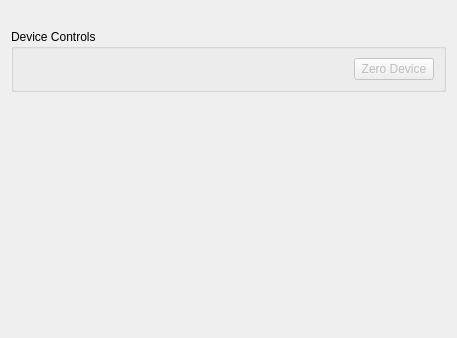
Old version of the form src/dialogs/weigh_scale_dialog.ui in the repository CLSA/cypress.
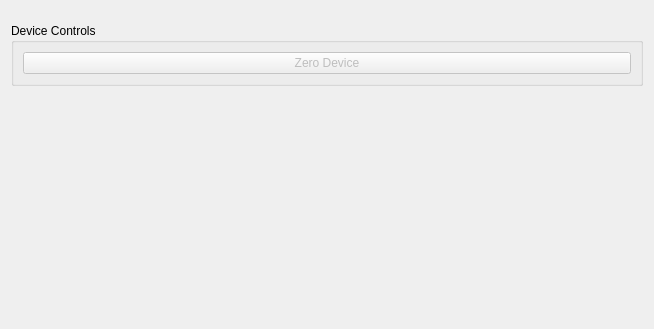
New version of the form. Custom widgets are drawn as their Qt base class.

Diff of the .ui file:
```diff
--- a/src/dialogs/weigh_scale_dialog.ui
+++ b/src/dialogs/weigh_scale_dialog.ui
@@ -6,12 +6,12 @@
    <rect>
     <x>0</x>
     <y>0</y>
-    <width>457</width>
-    <height>338</height>
+    <width>654</width>
+    <height>329</height>
    </rect>
   </property>
   <property name="windowTitle">
-   <string>Weight Measurement</string>
+   <string>Weight</string>
   </property>
   <layout class="QVBoxLayout" name="verticalLayout_2">
    <item>
@@ -20,28 +20,12 @@
    <item>
     <widget class="SerialPortWidget" name="serialPortPickerWidget" native="true"/>
    </item>
-   <item>
-    <widget class="MeasurementTable" name="measurementTable" native="true"/>
-   </item>
    <item>
     <widget class="QGroupBox" name="optionsWidget">
      <property name="title">
       <string>Device Controls</string>
      </property>
      <layout class="QHBoxLayout" name="horizontalLayout">
-      <item>
-       <spacer name="horizontalSpacer">
-        <property name="orientation">
-         <enum>Qt::Horizontal</enum>
-        </property>
-        <property name="sizeHint" stdset="0">
-         <size>
-          <width>40</width>
-          <height>20</height>
-         </size>
-        </property>
-       </spacer>
-      </item>
       <item>
        <widget class="QPushButton" name="zeroDevicePushButton">
         <property name="enabled">
@@ -55,6 +39,9 @@
      </layout>
     </widget>
    </item>
+   <item>
+    <widget class="MeasurementTable" name="measurementTable" native="true"/>
+   </item>
    <item>
     <spacer name="verticalSpacer">
      <property name="orientation">
```
